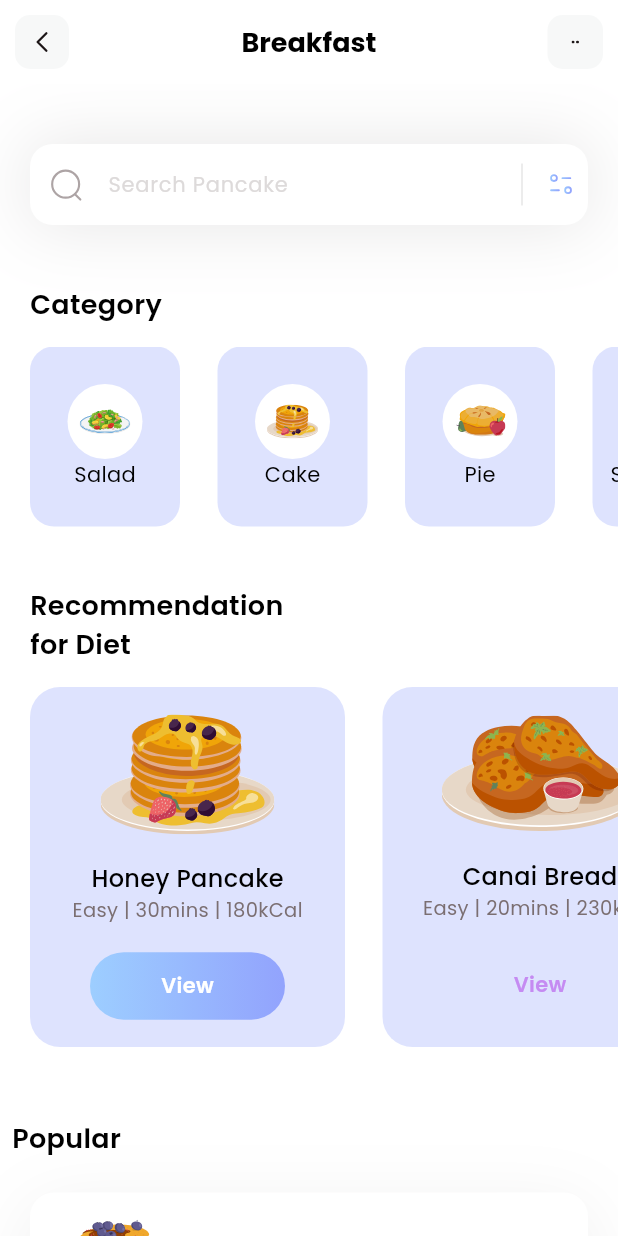
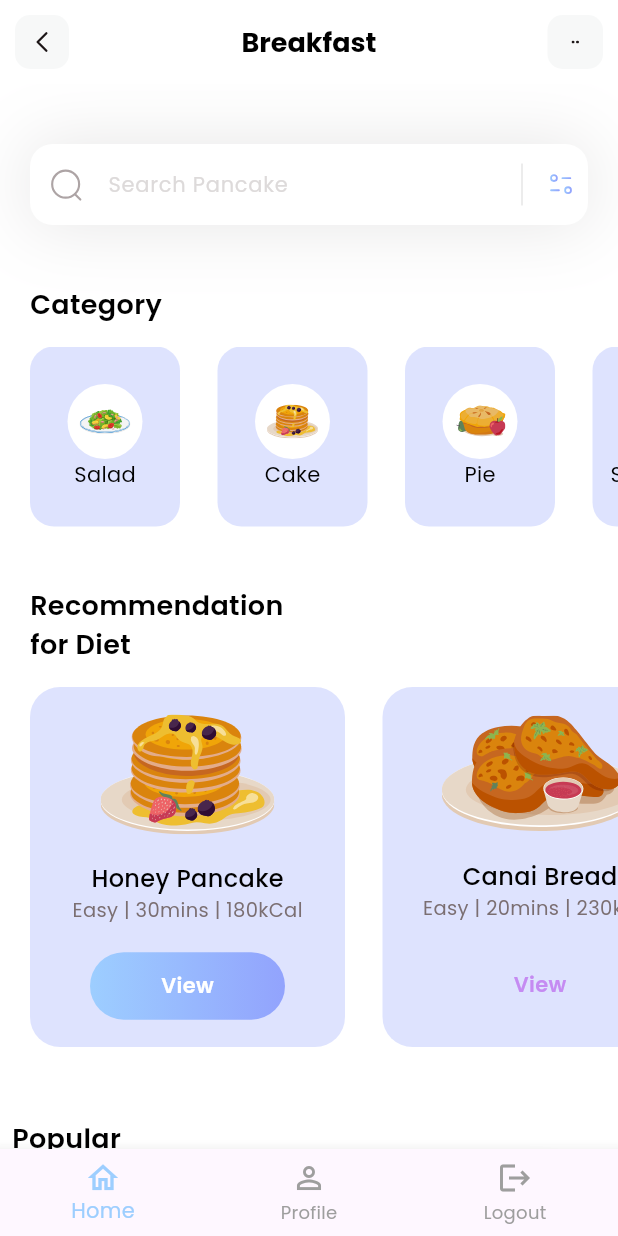
Before and after one commit to kimallaiza/flutter---harion, a Flutter app: the HomePage screen opened directly, on a phone screen of 412 x 824 dp. Run offline on Flutter 3.47's test engine with Material 3 defaults, Android fonts, the phone set to English and light mode, and no system bars; our stand-ins replace flutter_svg.

Commit message:
second commit

```diff
--- a/lib/main.dart
+++ b/lib/main.dart
@@ -1,5 +1,5 @@
-import 'package:fitness/pages/home.dart';
 import 'package:flutter/material.dart';
+import 'pages/login.dart';
 
 void main() {
   runApp(const MyApp());
@@ -14,7 +14,7 @@ class MyApp extends StatelessWidget {
     return MaterialApp(
       debugShowCheckedModeBanner: false,
       theme: ThemeData(fontFamily: 'Poppins'),
-      home: HomePage(),
+      home: LoginPage(),
     );
   }
 }
--- a/lib/pages/home.dart
+++ b/lib/pages/home.dart
@@ -1,20 +1,52 @@
 import 'package:fitness/models/category_model.dart';
 import 'package:fitness/models/diet_model.dart';
 import 'package:fitness/models/popular_model.dart';
+import 'package:fitness/pages/login.dart';
 import 'package:flutter/material.dart';
 import 'package:flutter_svg/flutter_svg.dart';
+import 'package:fitness/pages/profilepage.dart';
 
-class HomePage extends StatelessWidget {
+class HomePage extends StatefulWidget {
   HomePage({super.key});
 
+  @override
+  State<HomePage> createState() => _HomePageState();
+}
+
+class _HomePageState extends State<HomePage> {
   List<CategoryModel> categories = [];
   List<DietModel> diets = [];
   List<PopularDietsModel> popularDiets = [];
+  int _selectedIndex = 0;
+
+  @override
+  void initState() {
+    super.initState();
+    _getInitialInfo();
+  }
 
   void _getInitialInfo() {
     categories = CategoryModel.getCategories();
     diets = DietModel.getDiets();
     popularDiets = PopularDietsModel.getPopularDiets();
+  }
+
+  void _onItemTapped(int index) {
+    if (index == 2) {
+      Navigator.pushReplacement(
+        context,
+        MaterialPageRoute(builder: (context) => LoginPage()),
+      );
+    } else if (index == 1) {
+      Navigator.push(
+        context,
+        MaterialPageRoute(builder: (context) => ProfilePage()),
+      );
+    } else {
+      setState(() {
+        _selectedIndex = index;
+      });
+    }
   }
 
   @override
@@ -122,6 +154,23 @@ class HomePage extends StatelessWidget {
             ],
           ),
           SizedBox(height: 40),
+        ],
+      ),
+      bottomNavigationBar: BottomNavigationBar(
+        currentIndex: _selectedIndex,
+        onTap: _onItemTapped,
+        selectedItemColor: const Color(0xff9DCEFF),
+        unselectedItemColor: Colors.grey,
+        items: const [
+          BottomNavigationBarItem(
+            icon: Icon(Icons.home_outlined),
+            label: 'Home',
+          ),
+          BottomNavigationBarItem(
+            icon: Icon(Icons.person_outline),
+            label: 'Profile',
+          ),
+          BottomNavigationBarItem(icon: Icon(Icons.logout), label: 'Logout'),
         ],
       ),
     );
```
Also changed, not shown: lib/pages/login.dart (added, +60 -0 lines), lib/pages/profilepage.dart (added, +46 -0 lines).
